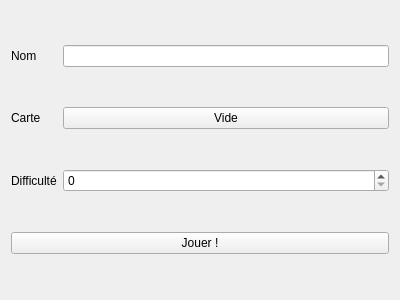
Above: launch-game-form.ui from loicbourgois/snake2i before the change. Below: the same form after it.
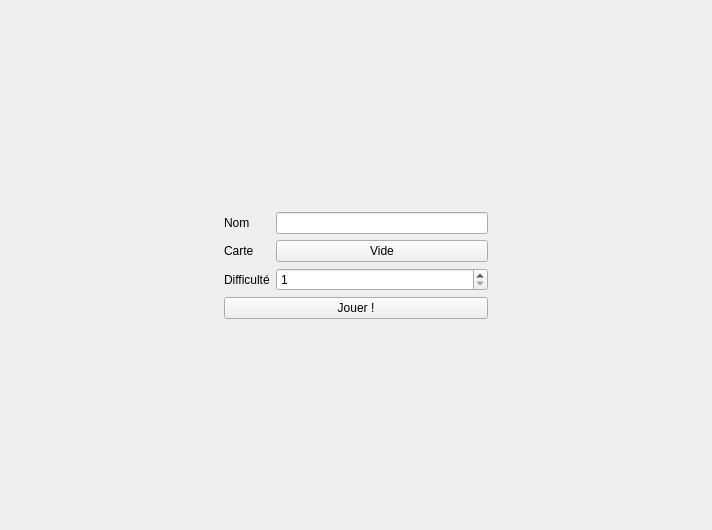
That is the form after the change.

Commit message: Set difficulty range to [1,10]

The edit to the form file:
```diff
--- a/launch-game-form.ui
+++ b/launch-game-form.ui
@@ -6,55 +6,114 @@
    <rect>
     <x>0</x>
     <y>0</y>
-    <width>400</width>
-    <height>300</height>
+    <width>712</width>
+    <height>530</height>
    </rect>
   </property>
   <property name="windowTitle">
    <string>Form</string>
   </property>
   <layout class="QGridLayout" name="gridLayout">
-   <item row="0" column="0">
-    <widget class="QLabel" name="label">
-     <property name="text">
-      <string>Nom</string>
-     </property>
-    </widget>
-   </item>
-   <item row="1" column="0">
+   <item row="2" column="1">
     <widget class="QLabel" name="label_2">
      <property name="text">
       <string>Carte</string>
      </property>
     </widget>
    </item>
-   <item row="1" column="1">
+   <item row="2" column="2">
     <widget class="QPushButton" name="pushButton_2">
      <property name="text">
       <string>Vide</string>
      </property>
     </widget>
    </item>
-   <item row="2" column="0">
+   <item row="3" column="1">
     <widget class="QLabel" name="label_3">
      <property name="text">
       <string>Difficulté</string>
      </property>
     </widget>
    </item>
-   <item row="2" column="1">
-    <widget class="QSpinBox" name="spinBox"/>
+   <item row="3" column="2">
+    <widget class="QSpinBox" name="spinBox">
+     <property name="minimum">
+      <number>1</number>
+     </property>
+     <property name="maximum">
+      <number>10</number>
+     </property>
+    </widget>
    </item>
-   <item row="0" column="1">
-    <widget class="QLineEdit" name="lineEdit"/>
-   </item>
-   <item row="3" column="0" colspan="2">
+   <item row="4" column="1" colspan="2">
     <widget class="QPushButton" name="pushButtonPlay">
      <property name="text">
       <string>Jouer !</string>
      </property>
     </widget>
    </item>
+   <item row="1" column="2">
+    <widget class="QLineEdit" name="lineEdit"/>
+   </item>
+   <item row="1" column="1">
+    <widget class="QLabel" name="label">
+     <property name="text">
+      <string>Nom</string>
+     </property>
+    </widget>
+   </item>
+   <item row="3" column="0">
+    <spacer name="horizontalSpacer_2">
+     <property name="orientation">
+      <enum>Qt::Horizontal</enum>
+     </property>
+     <property name="sizeHint" stdset="0">
+      <size>
+       <width>40</width>
+       <height>20</height>
+      </size>
+     </property>
+    </spacer>
+   </item>
+   <item row="3" column="3">
+    <spacer name="horizontalSpacer">
+     <property name="orientation">
+      <enum>Qt::Horizontal</enum>
+     </property>
+     <property name="sizeHint" stdset="0">
+      <size>
+       <width>40</width>
+       <height>20</height>
+      </size>
+     </property>
+    </spacer>
+   </item>
+   <item row="5" column="1" colspan="2">
+    <spacer name="verticalSpacer_2">
+     <property name="orientation">
+      <enum>Qt::Vertical</enum>
+     </property>
+     <property name="sizeHint" stdset="0">
+      <size>
+       <width>20</width>
+       <height>40</height>
+      </size>
+     </property>
+    </spacer>
+   </item>
+   <item row="0" column="1" colspan="2">
+    <spacer name="verticalSpacer">
+     <property name="orientation">
+      <enum>Qt::Vertical</enum>
+     </property>
+     <property name="sizeHint" stdset="0">
+      <size>
+       <width>20</width>
+       <height>40</height>
+      </size>
+     </property>
+    </spacer>
+   </item>
   </layout>
  </widget>
  <resources/>
```
